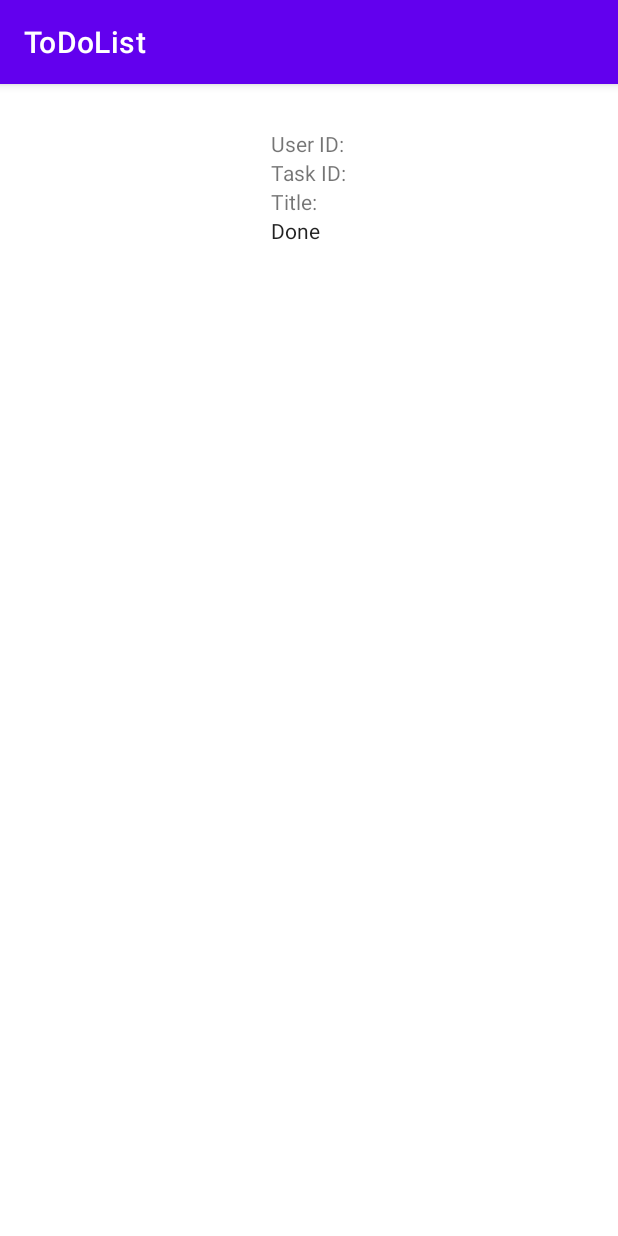
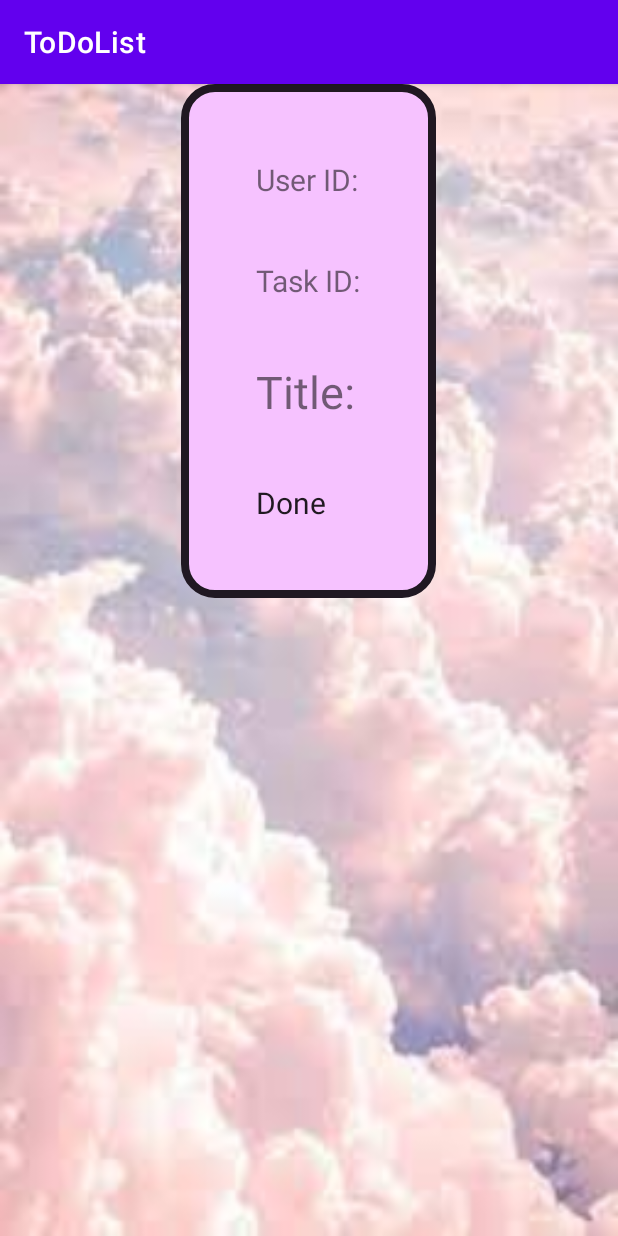
Before and after one commit to srvn-nm/AndroidStudio, an Android app: the ToDoListActivity screen opened directly, with no data from a screen before it, on a phone screen of 412 x 824 dp. Run offline under Robolectric (Android 15) with nearby library versions, the phone set to English and light mode, and no system bars; 5 statements that could not run were skipped.

Commit message:
adding shape.xml and designing the view

```diff
--- /dev/null
+++ b/ToDoList/app/src/main/res/drawable/shape.xml
@@ -0,0 +1,26 @@
+<?xml version="1.0" encoding="utf-8"?>
+<shape
+    xmlns:android="http://schemas.android.com/apk/res/android"
+    android:shape="rectangle"   >
+
+    <solid
+        android:color="#F6C2FF" >
+    </solid>
+
+    <stroke
+        android:width="5dp"
+        android:color="#201822" >
+    </stroke>
+
+    <padding
+        android:left="30dp"
+        android:top="30dp"
+        android:right="30dp"
+        android:bottom="30dp"    >
+    </padding>
+
+    <corners
+        android:radius="20dp"   >
+    </corners>
+
+</shape>
--- a/ToDoList/app/src/main/res/layout/activity_to_do_list.xml
+++ b/ToDoList/app/src/main/res/layout/activity_to_do_list.xml
@@ -4,54 +4,68 @@
     xmlns:tools="http://schemas.android.com/tools"
     android:layout_width="match_parent"
     android:layout_height="match_parent"
+    app:circularflow_radiusInDP="20dp"
     tools:context=".ToDoListActivity">
 
     <ScrollView
         android:layout_width="match_parent"
         android:layout_height="match_parent"
+        android:background="@drawable/download3"
+        android:contentDescription="@string/appbar_scrolling_view_behavior"
         app:layout_constraintBottom_toBottomOf="parent"
         app:layout_constraintEnd_toEndOf="parent"
         app:layout_constraintStart_toStartOf="parent"
-        app:layout_constraintTop_toTopOf="parent"
-        android:contentDescription="@string/appbar_scrolling_view_behavior">
+        app:layout_constraintTop_toTopOf="parent">
 
         <LinearLayout
             android:layout_width="match_parent"
             android:layout_height="wrap_content"
-            android:orientation="vertical" >
+            android:orientation="vertical">
 
             <LinearLayout
                 android:layout_width="wrap_content"
                 android:layout_height="wrap_content"
                 android:layout_gravity="center_horizontal|center_vertical"
-                android:backgroundTint="@android:color/transparent"
+                android:background="@drawable/shape"
+                android:orientation="vertical"
                 android:padding="30dp"
-                android:orientation="vertical"
                 tools:ignore="UselessParent">
 
                 <TextView
                     android:id="@+id/userId"
                     android:layout_width="wrap_content"
                     android:layout_height="wrap_content"
-                    android:text="@string/user_id" />
+                    android:layout_margin="20dp"
+                    android:text="@string/user_id"
+                    android:textSize="20dp"
+                    tools:ignore="SpUsage" />
 
                 <TextView
                     android:id="@+id/taskId"
                     android:layout_width="wrap_content"
                     android:layout_height="wrap_content"
-                    android:text="@string/task_id" />
+                    android:layout_margin="20dp"
+                    android:text="@string/task_id"
+                    android:textSize="20dp"
+                    tools:ignore="SpUsage" />
 
                 <TextView
                     android:id="@+id/titleText"
                     android:layout_width="wrap_content"
                     android:layout_height="wrap_content"
-                    android:text="@string/title" />
+                    android:layout_margin="20dp"
+                    android:text="@string/title"
+                    android:textSize="30dp"
+                    tools:ignore="SpUsage" />
 
                 <CheckedTextView
                     android:id="@+id/checkedTextView"
                     android:layout_width="wrap_content"
                     android:layout_height="wrap_content"
-                    android:text="@string/done" />
+                    android:layout_margin="20dp"
+                    android:text="@string/done"
+                    android:textSize="20dp"
+                    tools:ignore="SpUsage" />
             </LinearLayout>
         </LinearLayout>
     </ScrollView>
```
